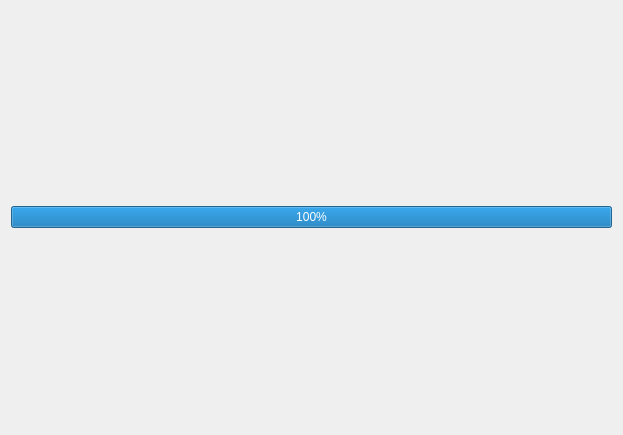
Above: source/ui/MainpageWidget.ui from cfers-pub/healthcare before the change. Below: the same form after it.
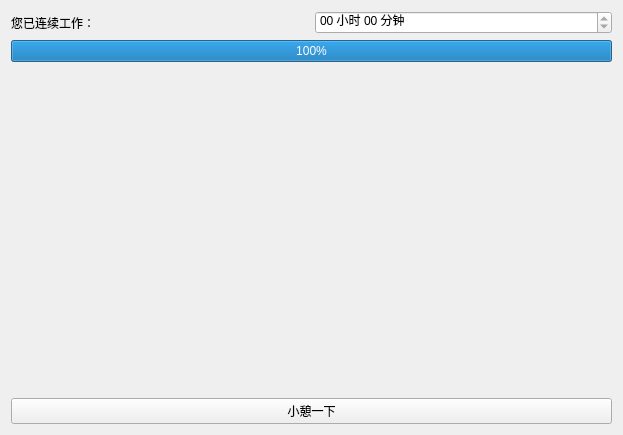
That is the form after the change. Icons and pictures are not drawn.

```diff
--- a/source/ui/MainpageWidget.ui
+++ b/source/ui/MainpageWidget.ui
@@ -13,7 +13,43 @@
   <property name="windowTitle">
    <string>Form</string>
   </property>
+  <property name="styleSheet">
+   <string notr="true">background-image: url(:/png/background.jpg);</string>
+  </property>
   <layout class="QVBoxLayout" name="verticalLayout">
+   <item>
+    <layout class="QHBoxLayout" name="horizontalLayout">
+     <item>
+      <widget class="QLabel" name="label">
+       <property name="text">
+        <string>您已连续工作：</string>
+       </property>
+      </widget>
+     </item>
+     <item>
+      <widget class="QTimeEdit" name="timeEdit">
+       <property name="readOnly">
+        <bool>true</bool>
+       </property>
+       <property name="specialValueText">
+        <string/>
+       </property>
+       <property name="showGroupSeparator" stdset="0">
+        <bool>false</bool>
+       </property>
+       <property name="displayFormat">
+        <string>HH 小时 mm 分钟</string>
+       </property>
+       <property name="calendarPopup">
+        <bool>true</bool>
+       </property>
+       <property name="currentSectionIndex">
+        <number>0</number>
+       </property>
+      </widget>
+     </item>
+    </layout>
+   </item>
    <item>
     <widget class="QProgressBar" name="progressBar">
      <property name="value">
@@ -24,6 +60,36 @@
      </property>
     </widget>
    </item>
+   <item>
+    <spacer name="verticalSpacer">
+     <property name="orientation">
+      <enum>Qt::Vertical</enum>
+     </property>
+     <property name="sizeHint" stdset="0">
+      <size>
+       <width>20</width>
+       <height>40</height>
+      </size>
+     </property>
+    </spacer>
+   </item>
+   <item>
+    <widget class="QPushButton" name="pushButton">
+     <property name="text">
+      <string>小憩一下</string>
+     </property>
+     <property name="icon">
+      <iconset resource="../res/MainWindow.qrc">
+       <normaloff>:/png/7001_coffee_cup_food_java_icon.png</normaloff>:/png/7001_coffee_cup_food_java_icon.png</iconset>
+     </property>
+     <property name="iconSize">
+      <size>
+       <width>50</width>
+       <height>50</height>
+      </size>
+     </property>
+    </widget>
+   </item>
   </layout>
  </widget>
  <resources/>
```
Left out of the diff: 4 changed lines with no effect on the pictures.
